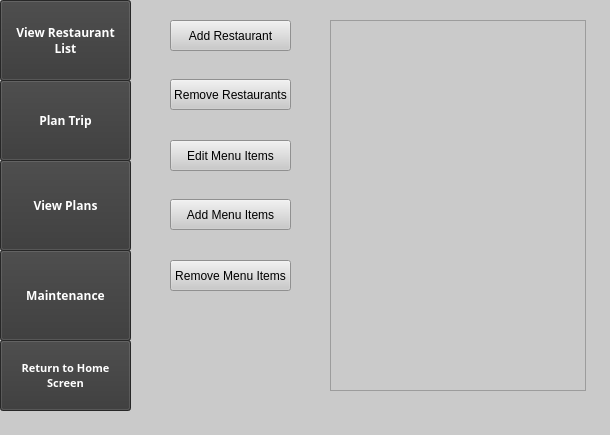
The window that FastFoodFinder/mainwindow.ui (annaali1/CS1DProject1) describes before a commit, drawn with Qt 5.
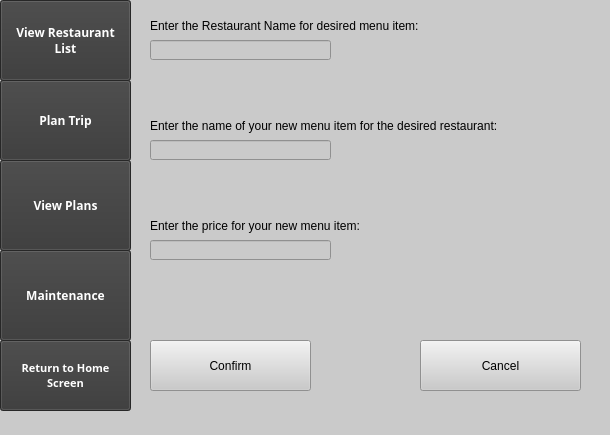
The same window after the commit. The open tabs and pages were chosen to show the change.

Commit message: Added functionality for add,edit,remove menu items (#29)

The edit to the form file:
```diff
--- a/FastFoodFinder/mainwindow.ui
+++ b/FastFoodFinder/mainwindow.ui
@@ -148,15 +148,6 @@
        </color>
       </brush>
      </colorrole>
-     <colorrole role="PlaceholderText">
-      <brush brushstyle="NoBrush">
-       <color alpha="128">
-        <red>255</red>
-        <green>255</green>
-        <blue>255</blue>
-       </color>
-      </brush>
-     </colorrole>
     </active>
     <inactive>
      <colorrole role="WindowText">
@@ -294,15 +285,6 @@
        </color>
       </brush>
      </colorrole>
-     <colorrole role="PlaceholderText">
-      <brush brushstyle="NoBrush">
-       <color alpha="128">
-        <red>255</red>
-        <green>255</green>
-        <blue>255</blue>
-       </color>
-      </brush>
-     </colorrole>
     </inactive>
     <disabled>
      <colorrole role="WindowText">
@@ -440,15 +422,6 @@
        </color>
       </brush>
      </colorrole>
-     <colorrole role="PlaceholderText">
-      <brush brushstyle="NoBrush">
-       <color alpha="128">
-        <red>255</red>
-        <green>255</green>
-        <blue>255</blue>
-       </color>
-      </brush>
-     </colorrole>
     </disabled>
    </palette>
   </property>
@@ -786,7 +759,114 @@
       </property>
      </widget>
     </widget>
-    <widget class="QWidget" name="addRestaurantPage"/>
+    <widget class="QWidget" name="addMenuItemPage">
+     <widget class="QLabel" name="label">
+      <property name="geometry">
+       <rect>
+        <x>20</x>
+        <y>10</y>
+        <width>371</width>
+        <height>31</height>
+       </rect>
+      </property>
+      <property name="styleSheet">
+       <string notr="true">font: 87 12pt &quot;Arial Black&quot;;</string>
+      </property>
+      <property name="text">
+       <string>Enter the Restaurant Name for desired menu item:</string>
+      </property>
+     </widget>
+     <widget class="QLineEdit" name="adminRestaurantName">
+      <property name="geometry">
+       <rect>
+        <x>20</x>
+        <y>40</y>
+        <width>181</width>
+        <height>20</height>
+       </rect>
+      </property>
+     </widget>
+     <widget class="QLabel" name="label_2">
+      <property name="geometry">
+       <rect>
+        <x>20</x>
+        <y>110</y>
+        <width>431</width>
+        <height>31</height>
+       </rect>
+      </property>
+      <property name="styleSheet">
+       <string notr="true">font: 87 11pt &quot;Arial Black&quot;;
+</string>
+      </property>
+      <property name="text">
+       <string>Enter the name of your new menu item for the desired restaurant:</string>
+      </property>
+     </widget>
+     <widget class="QLineEdit" name="adminNewMenuItemName">
+      <property name="geometry">
+       <rect>
+        <x>20</x>
+        <y>140</y>
+        <width>181</width>
+        <height>20</height>
+       </rect>
+      </property>
+     </widget>
+     <widget class="QLabel" name="label_4">
+      <property name="geometry">
+       <rect>
+        <x>20</x>
+        <y>210</y>
+        <width>431</width>
+        <height>31</height>
+       </rect>
+      </property>
+      <property name="styleSheet">
+       <string notr="true">font: 87 11pt &quot;Arial Black&quot;;
+</string>
+      </property>
+      <property name="text">
+       <string>Enter the price for your new menu item:</string>
+      </property>
+     </widget>
+     <widget class="QLineEdit" name="adminMenuItemPrice">
+      <property name="geometry">
+       <rect>
+        <x>20</x>
+        <y>240</y>
+        <width>181</width>
+        <height>20</height>
+       </rect>
+      </property>
+     </widget>
+     <widget class="QPushButton" name="adminConfirmMenuButton">
+      <property name="geometry">
+       <rect>
+        <x>20</x>
+        <y>340</y>
+        <width>161</width>
+        <height>51</height>
+       </rect>
+      </property>
+      <property name="text">
+       <string>Confirm</string>
+      </property>
+     </widget>
+     <widget class="QPushButton" name="adminCancelMenuButton">
+      <property name="geometry">
+       <rect>
+        <x>290</x>
+        <y>340</y>
+        <width>161</width>
+        <height>51</height>
+       </rect>
+      </property>
+      <property name="text">
+       <string>Cancel</string>
+      </property>
+     </widget>
+    </widget>
     <widget class="QWidget" name="removeRestaurantPage">
      <widget class="QLabel" name="label_RemovePrompt">
       <property name="geometry">
```
Left out of the diff: 217 changed lines with no effect on the pictures. The commit also changes 4 other files.
